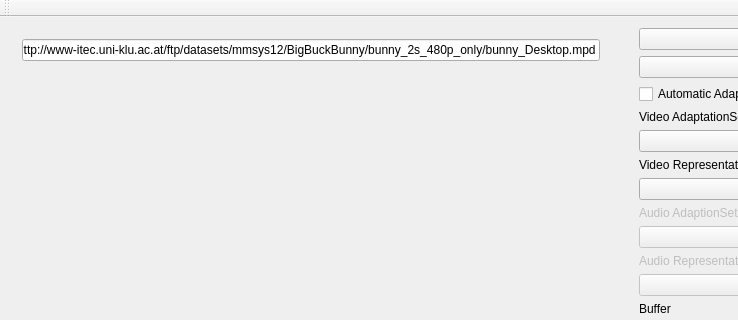
Before: the Qt Designer form libdash/qtsampleplayer/qtsampleplayer.ui in bitmovin/libdash, drawn with Qt 5; both pictures show x 0 to 738 and y 0 to 320 of the 906 by 516 pixel window.
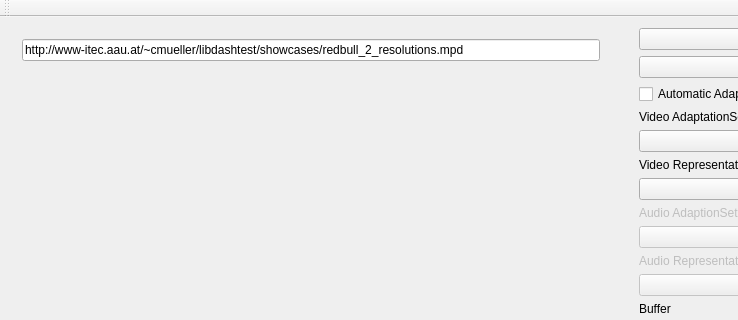
After: the same form once the commit is applied.

Commit message: Added multiple adaptationsets in gui

What changed in the file:
```diff
--- a/libdash/qtsampleplayer/qtsampleplayer.ui
+++ b/libdash/qtsampleplayer/qtsampleplayer.ui
@@ -36,7 +36,7 @@
           <bool>true</bool>
          </property>
          <property name="text">
-          <string notr="true">http://www-itec.uni-klu.ac.at/ftp/datasets/mmsys12/BigBuckBunny/bunny_2s_480p_only/bunny_Desktop.mpd</string>
+          <string notr="true">http://www-itec.aau.at/~cmueller/libdashtest/showcases/redbull_2_resolutions.mpd</string>
          </property>
         </widget>
        </item>
```
The commit also changes 2 other files.
